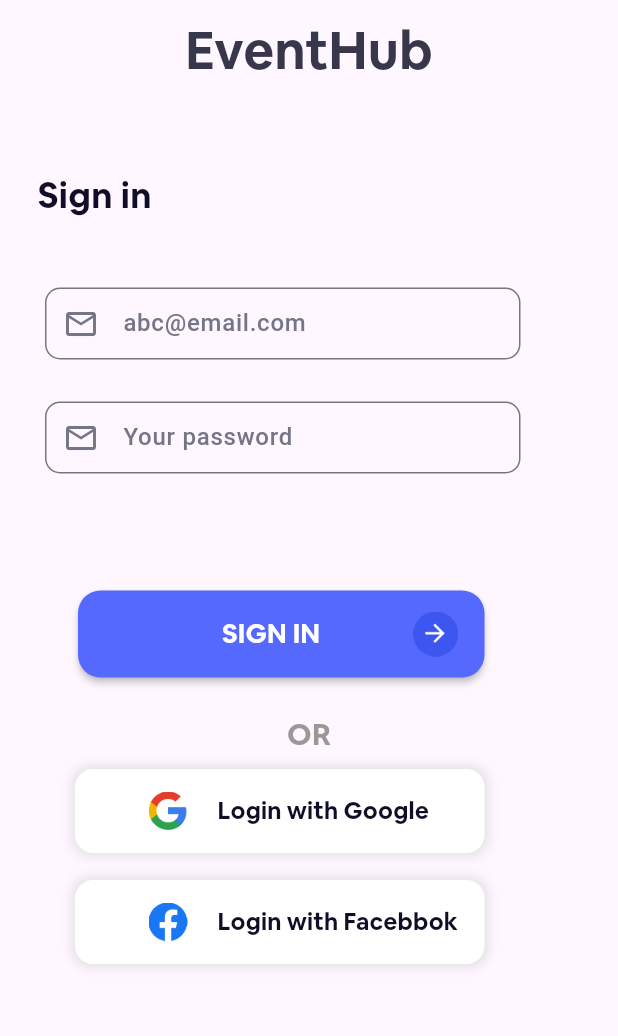
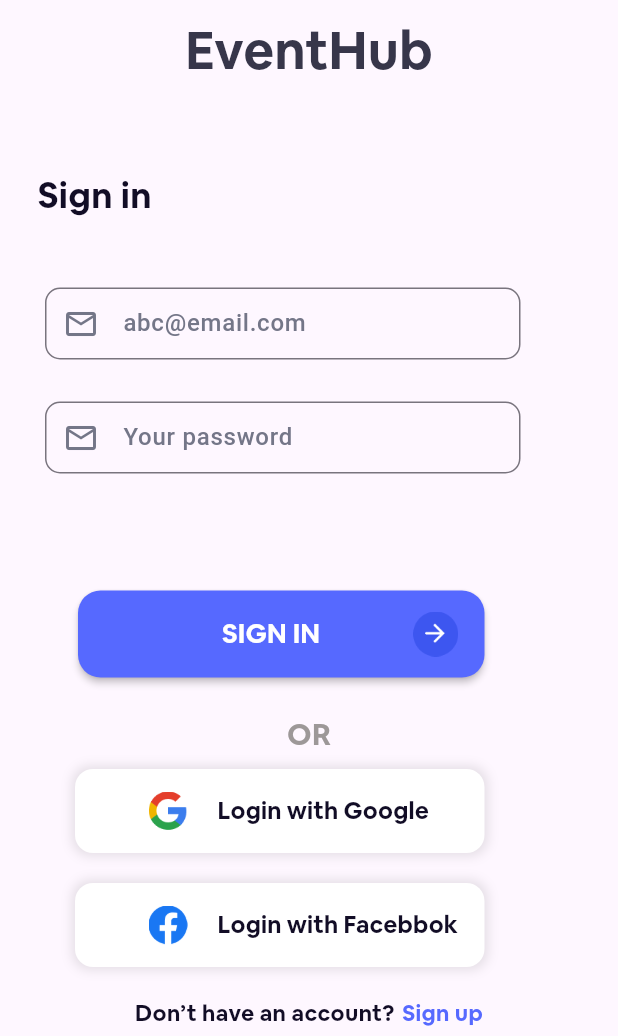
Before and after one commit to Rostomgh/Test_Org, a Flutter app: the AuthScreen screen opened by its route, on a phone screen of 412 x 824 dp, the part 200-1236 px from its top. Run offline on Flutter 3.47's test engine with Material 3 defaults, Android fonts, the phone set to English and light mode, and no system bars; our stand-ins replace smooth_page_indicator.

Commit message:
last commit in all auth Screen

```diff
--- a/lib/core/Router/OngenerateRoute.dart
+++ b/lib/core/Router/OngenerateRoute.dart
@@ -2,6 +2,7 @@ import 'package:flutter/material.dart';
 import 'package:test_org/LogoS.dart';
 import 'package:test_org/core/Router/ErrorRouter.dart';
 import 'package:test_org/features/Auth/AuthScreen.dart';
+import 'package:test_org/features/Auth/SignUpScreen.dart';
 import 'package:test_org/features/Onboarding/Onboarding.dart'; // Example: Import another screen
 
 class AppRouter {
@@ -13,6 +14,8 @@ class AppRouter {
         return MaterialPageRoute(builder: (_) =>const OnboardingP());
         case '/auth':
         return MaterialPageRoute(builder: (_) => AuthScreen());
+        case '/signup':
+        return MaterialPageRoute(builder: (_) =>const SignUpScreen());
 
       default:
         return MaterialPageRoute(builder: (_) =>const ErrorRoute());
--- a/lib/core/Theme/AppSizes.dart
+++ b/lib/core/Theme/AppSizes.dart
@@ -6,5 +6,5 @@ class AppSizes {
   static const double heightC = 288;
   static const double Ellips = 30;
   static const double safeS = 75;
-  static const double Smedia = 18;
+  static const double Smedia = 20 ;
 }
--- a/lib/features/Auth/AuthScreen.dart
+++ b/lib/features/Auth/AuthScreen.dart
@@ -4,38 +4,59 @@ import 'package:test_org/core/Theme/AppColors.dart';
 import 'package:test_org/core/Theme/AppSizes.dart';
 import 'package:test_org/features/Auth/Widget/BuildAuthS.dart';
 import 'package:test_org/features/Auth/Widget/CustomInput.dart';
+import 'package:test_org/features/Auth/Widget/CustomTextRich.dart';
 
 class AuthScreen extends StatefulWidget {
-
-   const AuthScreen({super.key});
+  const AuthScreen({super.key});
 
   @override
   State<AuthScreen> createState() => _AuthScreenState();
 }
+
 final TextEditingController email = TextEditingController();
 
 class _AuthScreenState extends State<AuthScreen> {
   @override
   Widget build(BuildContext context) {
     return Scaffold(
-      body:SingleChildScrollView(
-        child: Column(
-        //mainAxisAlignment: MainAxisAlignment.center,
-          children: [
-            SizedBox(height: AppSizes.safeS,),
-            Image .asset(Assets.Logo,height: 58,width: 55,),
-            const SizedBox(height: AppSizes.bettweenL,),
-            const Text('EventHub',style: TextStyle(
+        body: SingleChildScrollView(
+            child: Column(
+                //mainAxisAlignment: MainAxisAlignment.center,
+                children: [
+          SizedBox(
+            height: AppSizes.safeS,
+          ),
+          Image.asset(
+            Assets.Logo,
+            height: 58,
+            width: 55,
+          ),
+          const SizedBox(
+            height: AppSizes.bettweenL,
+          ),
+          const Text(
+            'EventHub',
+            style: TextStyle(
               fontSize: 35,
               fontWeight: FontWeight.w400,
               color: AppColors.TitleColor,
               fontFamily: 'MyFont',
-            ),),
-            const SizedBox(height: AppSizes.Ellips,),
-          const BuildAuthScreen()
-
-        ])
-      )
-    );
+            ),
+          ),
+          const SizedBox(
+            height: AppSizes.Ellips,
+          ),
+          const BuildAuthScreen(),
+          SizedBox(
+            height: AppSizes.Smedia,
+          ),
+          CustomTextRich(
+            tes1: 'Don’t have an account?',
+            tes2: 'Sign up',
+            onTapP: () {
+              Navigator.pushNamed(context, '/signup');
+            },
+          )
+        ])));
   }
 }
--- /dev/null
+++ b/lib/features/Auth/Widget/CustomTextRich.dart
@@ -0,0 +1,32 @@
+import 'package:flutter/material.dart';
+import 'package:test_org/core/Theme/AppColors.dart';
+
+class CustomTextRich extends StatelessWidget {
+  final void Function()? onTapP;
+  final String tes1;
+  final String tes2;
+  const CustomTextRich({super.key, this.onTapP,  required this.tes1, required this.tes2});
+
+  @override
+  Widget build(BuildContext context) {
+    return Row(
+      mainAxisAlignment: MainAxisAlignment.center,
+      children: [
+         Text( tes1,
+            style: const TextStyle(fontSize: 15,fontWeight: FontWeight.w400,fontFamily: 'MyFont',color: AppColors.AuthC),
+                ),
+        const SizedBox(width: 5,),
+          InkWell(
+          onTap: onTapP,
+          child: Text(  tes2,
+              style: const TextStyle(
+                color: AppColors.primaryColor,
+                fontWeight: FontWeight.w400,
+                fontSize: 15,
+                fontFamily: 'MyFont'
+               )),
+        ),
+      ],
+    );
+  }
+}
```
Also changed, not shown: lib/features/Auth/SignUpScreen.dart (+28 -1 lines), lib/features/Auth/Widget/BuildSignUp.dart (added, +108 -0 lines).
